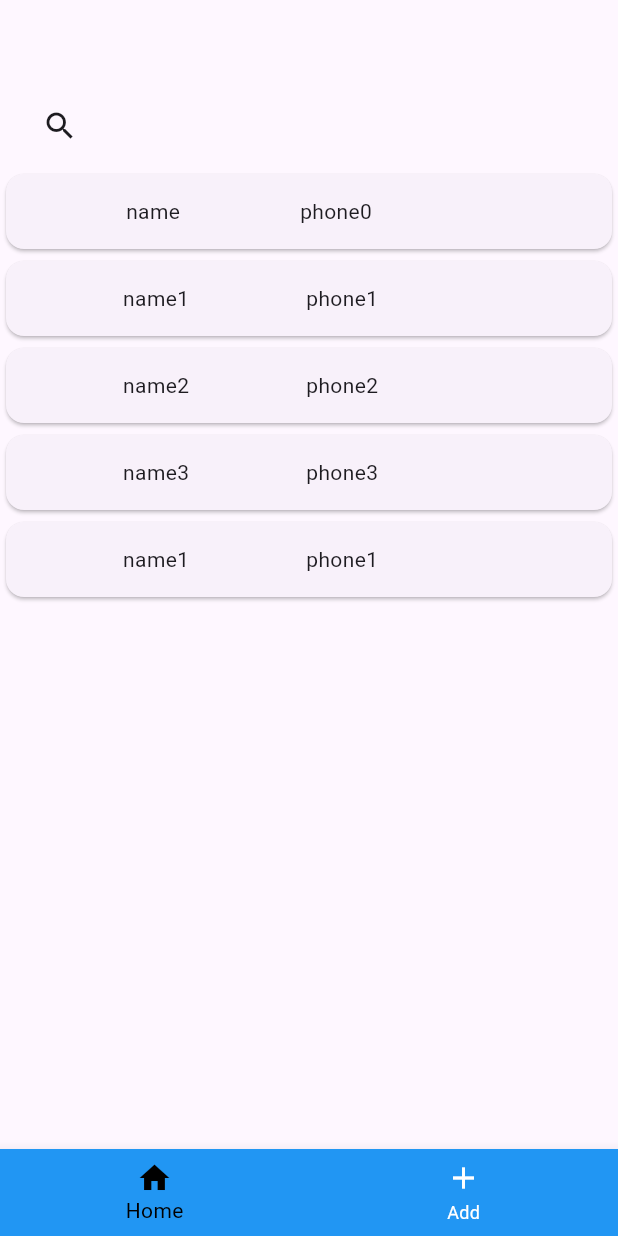
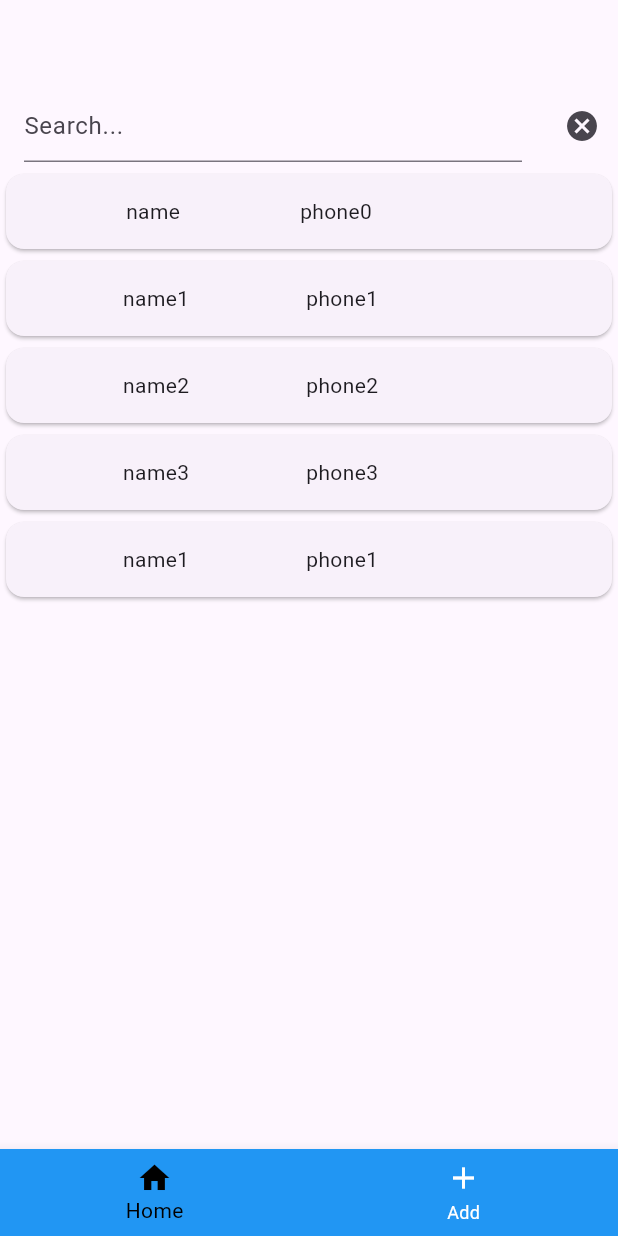
Before and after one commit to GKamvis/-learning-bloc5-registration-app-with-api, a Flutter app: the screen it shows after launch, after a tap on the "search" icon, on a phone screen of 412 x 824 dp. Run offline on Flutter 3.47's test engine with Material 3 defaults, Android fonts, the phone set to English and light mode, and no system bars; our stand-ins replace bloc, equatable, flutter_bloc, gap.

```diff
--- a/lib/ui/cubit/search/search_cubit.dart
+++ /dev/null
@@ -1,10 +0,0 @@
-import 'package:bloc/bloc.dart';
-import 'package:meta/meta.dart';
-
-class SearchCubit extends Cubit<bool> {
-  SearchCubit() : super(false);
-
-  void toggleSearch() {
-    emit(!state);
-  }
-}
--- a/lib/ui/views/home_page.dart
+++ b/lib/ui/views/home_page.dart
@@ -2,6 +2,7 @@ import 'package:flutter/material.dart';
 import 'package:flutter_bloc/flutter_bloc.dart';
 import 'package:myapp/data/repositories/person_dao.dart';
 import 'package:myapp/ui/cubit/home_page_cubit.dart';
+import 'package:myapp/ui/cubit/search/search_Repo_cubit.dart';
 
 class HomePage extends StatelessWidget {
   HomePage({super.key});
@@ -11,13 +12,34 @@ class HomePage extends StatelessWidget {
       create: (context) => HomePageCubit()..getPerson(),
       child: Scaffold(
         appBar: AppBar(
-            title: IconButton(
+          title: BlocBuilder<SearchCubit, bool>(
+            builder: (context, showSearch) {
+              return showSearch
+                  ? TextField(
+                      decoration: InputDecoration(
+                        hintText: 'Search...',
+                      ),
+                      onChanged: (query) {
+//
+                      },
+                    )
+                  : Text('Home Page');
+            },
+          ),
+          actions: [
+            BlocBuilder<SearchCubit, bool>(
+              builder: (context, state) {
+                return
+                IconButton(
                   onPressed: () {
+                    BlocProvider.of<SearchCubit>(context).toggleSearch();
                   },
-              icon: const Icon(Icons.search),
+                  icon: state ? Icon(Icons.cancel) : Icon(Icons.search),
+                );
+              },
             ),
+          ],
         ),
-
         body: BlocBuilder<HomePageCubit, List<PersonDao>>(
           builder: (context, people) {
             if (people.isNotEmpty) {
@@ -27,7 +49,8 @@ class HomePage extends StatelessWidget {
                   var person = people[index];
                   return GestureDetector(
                     onTap: () {
-                      Navigator.pushNamed(context, '/update' , arguments: person).then((_) {
+                      Navigator.pushNamed(context, '/update', arguments: person)
+                          .then((_) {
                         print('returned home page');
                       });
                     },
--- a/lib/ui/views/registration_page_dart.dart
+++ b/lib/ui/views/registration_page_dart.dart
@@ -36,6 +36,7 @@ class RegistrationPage extends StatelessWidget {
                 )),
             ElevatedButton(
                 onPressed: () {
+
                   Navigator.pushNamed(context, '/bottomnavigation');
                   print(tfController2.text);
                 },
```
Also changed, not shown: lib/data/repositories/person_dao.dart (+12 -0 lines), lib/ui/cubit/registration_page_cubit.dart (+11 -0 lines), lib/ui/cubit/update_page_cubit.dart (+10 -0 lines). Lines whose indentation alone changed are shown as unchanged.
